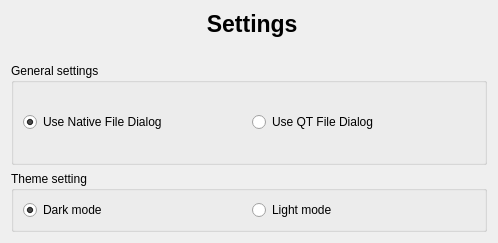
Qt form src/app_setting.ui (rishabh3354/JPG2PDF) before a commit.
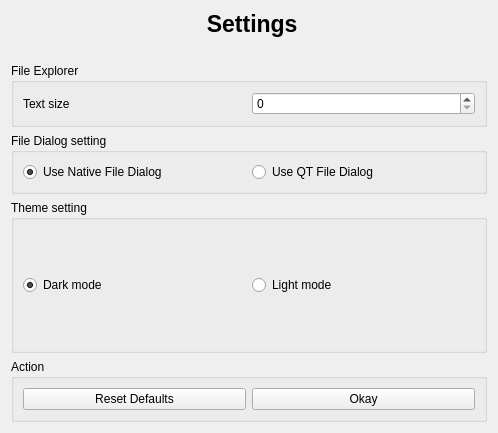
The same form after that commit.

The edit to the form file:
```diff
--- a/src/app_setting.ui
+++ b/src/app_setting.ui
@@ -7,7 +7,7 @@
     <x>0</x>
     <y>0</y>
     <width>498</width>
-    <height>243</height>
+    <height>433</height>
    </rect>
   </property>
   <property name="windowTitle">
@@ -55,6 +55,35 @@
        </property>
       </spacer>
      </item>
+     <item>
+      <widget class="QGroupBox" name="groupBox_8">
+       <property name="sizePolicy">
+        <sizepolicy hsizetype="Preferred" vsizetype="Fixed">
+         <horstretch>0</horstretch>
+         <verstretch>0</verstretch>
+        </sizepolicy>
+       </property>
+       <property name="title">
+        <string>File Explorer</string>
+       </property>
+       <layout class="QVBoxLayout" name="verticalLayout_14">
+        <item>
+         <layout class="QGridLayout" name="gridLayout_26">
+          <item row="0" column="1">
+           <widget class="QSpinBox" name="text_size"/>
+          </item>
+          <item row="0" column="0">
+           <widget class="QLabel" name="label_2">
+            <property name="text">
+             <string>Text size</string>
+            </property>
+           </widget>
+          </item>
+         </layout>
+        </item>
+       </layout>
+      </widget>
+     </item>
      <item>
       <widget class="QGroupBox" name="groupBox_5">
        <property name="sizePolicy">
@@ -64,7 +93,7 @@
         </sizepolicy>
        </property>
        <property name="title">
-        <string>General settings</string>
+        <string>File Dialog setting</string>
        </property>
        <layout class="QVBoxLayout" name="verticalLayout_12">
         <item>
@@ -91,10 +120,12 @@
        </layout>
       </widget>
      </item>
+    </layout>
+   </item>
      <item>
       <widget class="QGroupBox" name="groupBox_7">
        <property name="sizePolicy">
-        <sizepolicy hsizetype="Preferred" vsizetype="Fixed">
+      <sizepolicy hsizetype="Preferred" vsizetype="Preferred">
          <horstretch>0</horstretch>
          <verstretch>0</verstretch>
         </sizepolicy>
@@ -127,7 +158,38 @@
        </layout>
       </widget>
      </item>
-    </layout>
+   <item>
+    <widget class="QGroupBox" name="groupBox_6">
+     <property name="sizePolicy">
+      <sizepolicy hsizetype="Preferred" vsizetype="Fixed">
+       <horstretch>0</horstretch>
+       <verstretch>0</verstretch>
+      </sizepolicy>
+     </property>
+     <property name="title">
+      <string>Action</string>
+     </property>
+     <layout class="QVBoxLayout" name="verticalLayout_15">
+      <item>
+       <layout class="QGridLayout" name="gridLayout_27">
+        <item row="0" column="1">
+         <widget class="QPushButton" name="okay">
+          <property name="text">
+           <string>Okay</string>
+          </property>
+         </widget>
+        </item>
+        <item row="0" column="0">
+         <widget class="QPushButton" name="reset_default">
+          <property name="text">
+           <string>Reset Defaults</string>
+          </property>
+         </widget>
+        </item>
+       </layout>
+      </item>
+     </layout>
+    </widget>
    </item>
   </layout>
  </widget>
```
Lines whose indentation alone changed are shown as unchanged.
